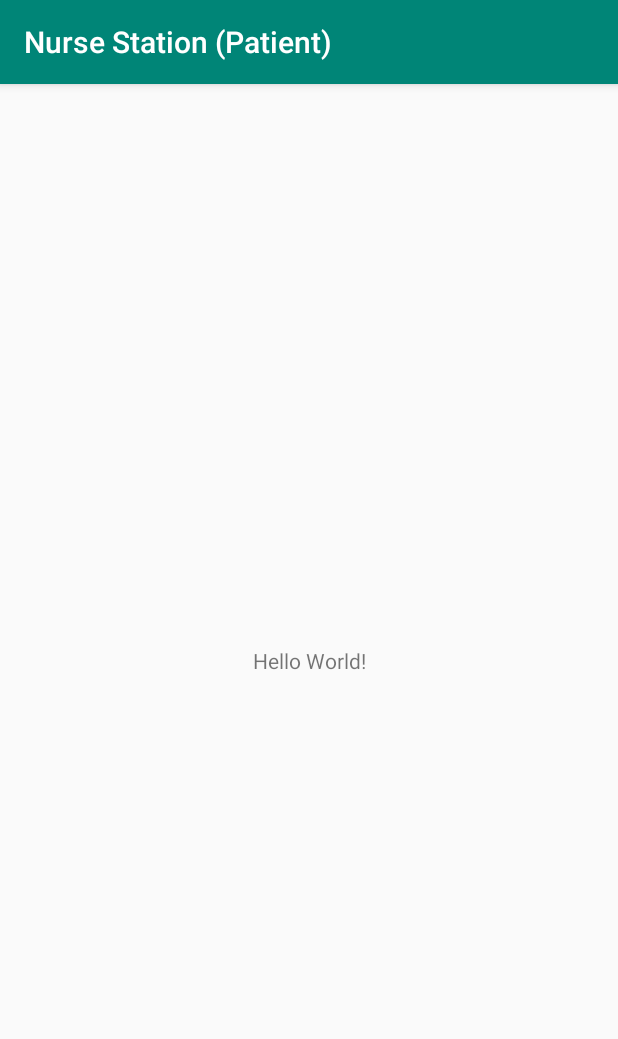
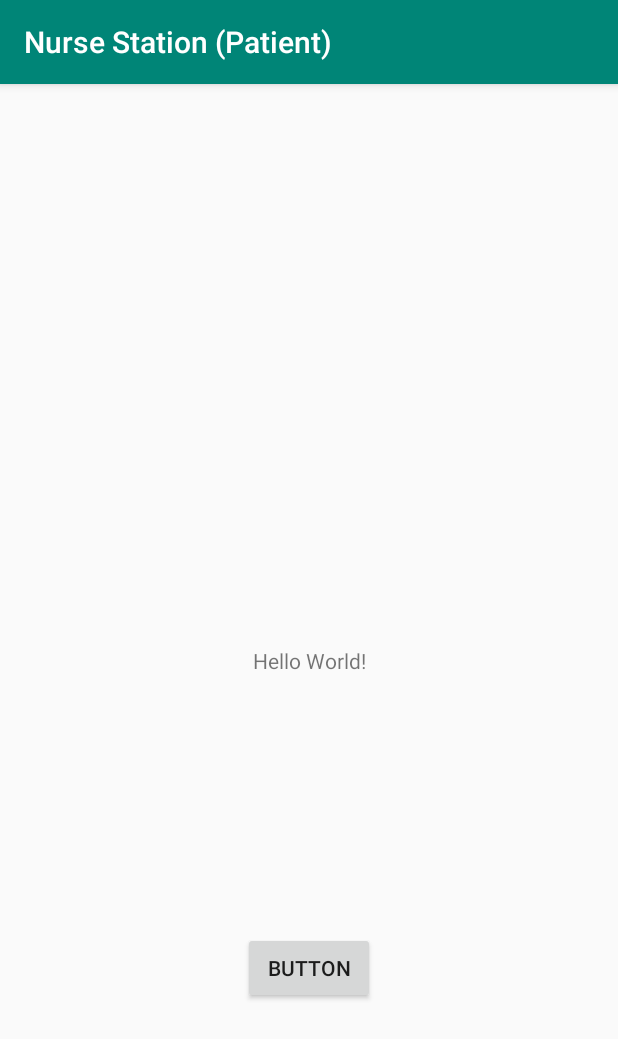
Before and after one commit to ardhiesta/nurse-station_patient, an Android app: the screen it shows after launch (MainActivity), on a phone screen of 412 x 824 dp. Shown: the top 1039 px of the screen. Run offline under Robolectric (Android 15) with nearby library versions, the phone set to English and light mode, and no system bars.

Commit message:
add button

```diff
--- a/app/src/main/res/layout/activity_main.xml
+++ b/app/src/main/res/layout/activity_main.xml
@@ -7,6 +7,7 @@
     tools:context=".MainActivity">
 
     <TextView
+        android:id="@+id/textView"
         android:layout_width="wrap_content"
         android:layout_height="wrap_content"
         android:text="Hello World!"
@@ -15,4 +16,15 @@
         app:layout_constraintRight_toRightOf="parent"
         app:layout_constraintTop_toTopOf="parent" />
 
+    <Button
+        android:id="@+id/button"
+        android:layout_width="wrap_content"
+        android:layout_height="wrap_content"
+        android:layout_marginTop="16dp"
+        android:text="Button"
+        app:layout_constraintBottom_toBottomOf="parent"
+        app:layout_constraintEnd_toEndOf="parent"
+        app:layout_constraintStart_toStartOf="parent"
+        app:layout_constraintTop_toBottomOf="@+id/textView" />
+
 </androidx.constraintlayout.widget.ConstraintLayout>
```
